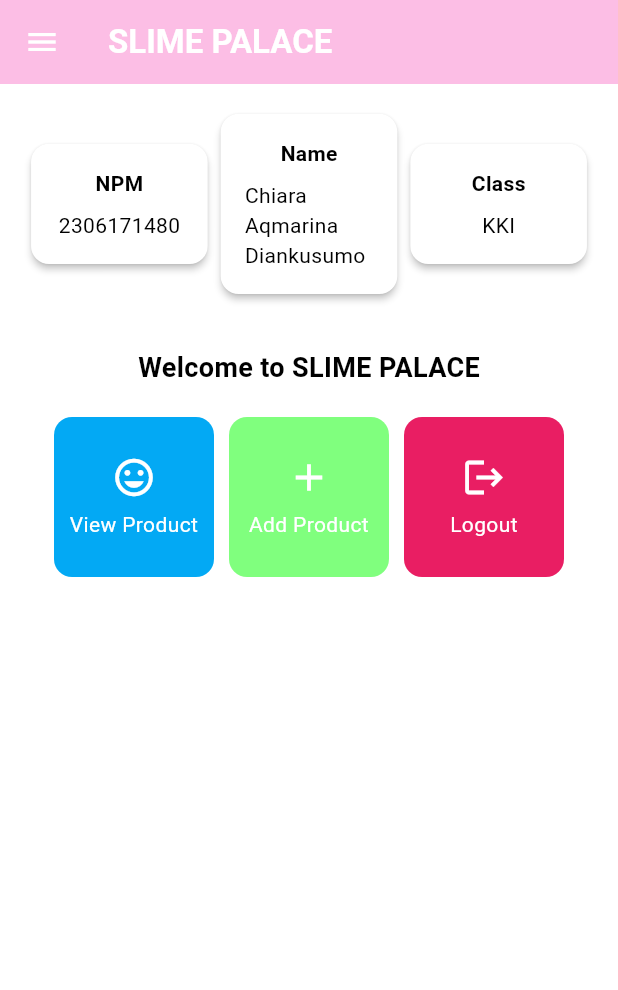
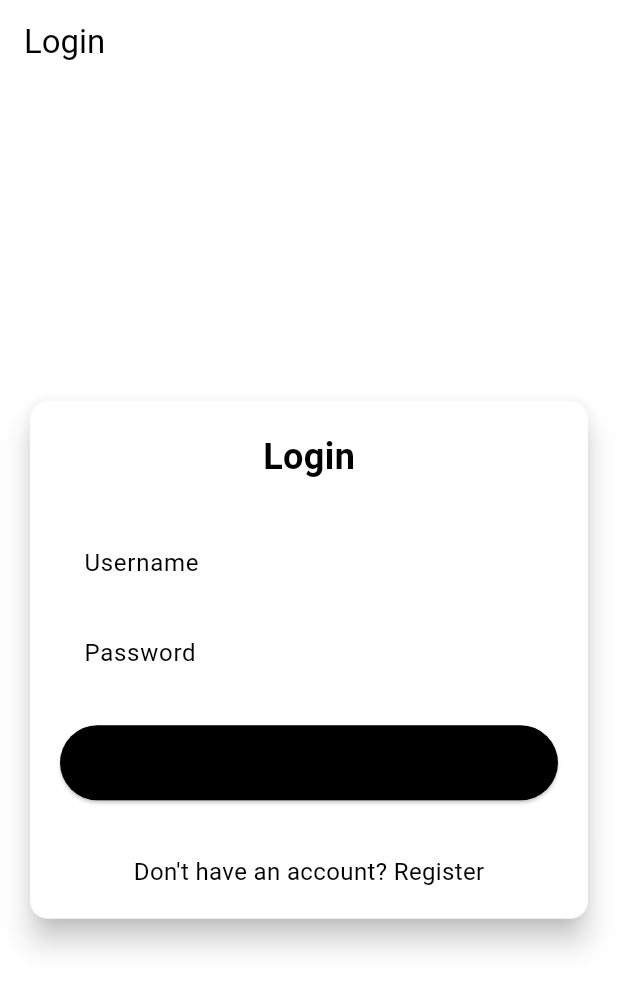
Before and after one commit to caqqmarina/E-commerce-mobile-app, a Flutter app: the screen it shows after launch, on a phone screen of 412 x 824 dp. Shown: the top 990 px of the screen. Run offline on Flutter 3.47's test engine with Material 3 defaults, Android fonts, the phone set to English and light mode, and no system bars; missing offline and left inert: pbp_django_auth.

Commit message:
Assignment 8 added register, login, and product entry list screens

```diff
--- a/lib/main.dart
+++ b/lib/main.dart
@@ -1,5 +1,8 @@
 import 'package:flutter/material.dart';
-import 'package:ecommerce_app/screens/menu.dart';
+import 'package:pbp_django_auth/pbp_django_auth.dart';
+import 'package:provider/provider.dart';
+
+import 'screens/login.dart';
 
 void main() {
   runApp(const MyApp());
@@ -8,18 +11,26 @@ void main() {
 class MyApp extends StatelessWidget {
   const MyApp({super.key});
 
+  // This widget is the root of your application.
   @override
   Widget build(BuildContext context) {
-    return MaterialApp(
-      title: 'Slime Palace',
+    return Provider(
+      create: (_) {
+        CookieRequest request = CookieRequest();
+        return request;
+      },
+    child: MaterialApp(
+      title: 'SLIME PALACE',
+      debugShowCheckedModeBanner: false,
       theme: ThemeData(
-        colorScheme: ColorScheme.fromSwatch(
-          primarySwatch: Colors.pink,
-        ).copyWith(
-          secondary: const Color.fromARGB(255, 252, 190, 229),
-        ),
+      colorScheme: ColorScheme.fromSwatch().copyWith(
+        primary: Colors.black,
+        secondary: Colors.grey[900],
       ),
-      home: MyHomePage(),
+        useMaterial3: true,
+      ),
+      home: LoginPage(),
+    ),
     );
   }
 }
--- /dev/null
+++ b/lib/screens/login.dart
@@ -0,0 +1,179 @@
+import 'package:ecommerce_app/screens/menu.dart';
+import 'package:ecommerce_app/screens/register.dart';
+import 'package:flutter/material.dart';
+import 'package:pbp_django_auth/pbp_django_auth.dart';
+import 'package:provider/provider.dart';
+// TODO: Import RegisterPage later
+
+void main() {
+  runApp(const LoginApp());
+}
+
+class LoginApp extends StatelessWidget {
+  const LoginApp({super.key});
+
+  @override
+  Widget build(BuildContext context) {
+    return MaterialApp(
+      title: 'Login',
+      theme: ThemeData(
+        useMaterial3: true,
+        colorScheme: ColorScheme.fromSwatch(
+          primarySwatch: Colors.deepPurple,
+        ).copyWith(secondary: Colors.deepPurple[400]),
+      ),
+      home: const LoginPage(),
+    );
+  }
+}
+
+class LoginPage extends StatefulWidget {
+  const LoginPage({super.key});
+
+  @override
+  State<LoginPage> createState() => _LoginPageState();
+}
+
+class _LoginPageState extends State<LoginPage> {
+  final TextEditingController _usernameController = TextEditingController();
+  final TextEditingController _passwordController = TextEditingController();
+
+  @override
+  Widget build(BuildContext context) {
+    final request = context.watch<CookieRequest>();
+
+    return Scaffold(
+      appBar: AppBar(
+        title: const Text('Login'),
+      ),
+      body: Center(
+        child: SingleChildScrollView(
+          padding: const EdgeInsets.all(16.0),
+          child: Card(
+            elevation: 8,
+            shape: RoundedRectangleBorder(
+              borderRadius: BorderRadius.circular(12.0),
+            ),
+            child: Padding(
+              padding: const EdgeInsets.all(20.0),
+              child: Column(
+                mainAxisSize: MainAxisSize.min,
+                children: [
+                  const Text(
+                    'Login',
+                    style: TextStyle(
+                      fontSize: 24.0,
+                      fontWeight: FontWeight.bold,
+                    ),
+                  ),
+                  const SizedBox(height: 30.0),
+                  TextField(
+                    controller: _usernameController,
+                    decoration: const InputDecoration(
+                      labelText: 'Username',
+                      hintText: 'Enter your username',
+                      border: OutlineInputBorder(
+                        borderRadius: BorderRadius.all(Radius.circular(12.0)),
+                      ),
+                      contentPadding:
+                          EdgeInsets.symmetric(horizontal: 12.0, vertical: 8.0),
+                    ),
+                  ),
+                  const SizedBox(height: 12.0),
+                  TextField(
+                    controller: _passwordController,
+                    decoration: const InputDecoration(
+                      labelText: 'Password',
+                      hintText: 'Enter your password',
+                      border: OutlineInputBorder(
+                        borderRadius: BorderRadius.all(Radius.circular(12.0)),
+                      ),
+                      contentPadding:
+                          EdgeInsets.symmetric(horizontal: 12.0, vertical: 8.0),
+                    ),
+                    obscureText: true,
+                  ),
+                  const SizedBox(height: 24.0),
+                  ElevatedButton(
+                    onPressed: () async {
+                      String username = _usernameController.text;
+                      String password = _passwordController.text;
+
+                      // Check credentials
+                      final response = await request
+                          .login("http://localhost:8000/auth/login/", {
+                        'username': username,
+                        'password': password,
+                      });
+
+                      if (request.loggedIn) {
+                        String message = response['message'];
+                        String uname = response['username'];
+                        if (context.mounted) {
+                          Navigator.pushReplacement(
+                            context,
+                            MaterialPageRoute(
+                                builder: (context) => MyHomePage()),
+                          );
+                          ScaffoldMessenger.of(context)
+                            ..hideCurrentSnackBar()
+                            ..showSnackBar(
+                              SnackBar(
+                                  content:
+                                      Text("$message Welcome, $uname.")),
+                            );
+                        }
+                      } else {
+                        if (context.mounted) {
+                          showDialog(
+                            context: context,
+                            builder: (context) => AlertDialog(
+                              title: const Text('Login Failed'),
+                              content: Text(response['message']),
+                              actions: [
+                                TextButton(
+                                  child: const Text('OK'),
+                                  onPressed: () {
+                                    Navigator.pop(context);
+                                  },
+                                ),
+                              ],
+                            ),
+                          );
+                        }
+                      }
+                    },
+                    style: ElevatedButton.styleFrom(
+                      foregroundColor: const Color.fromARGB(255, 255, 217, 252),
+                      minimumSize: Size(double.infinity, 50),
+                      backgroundColor: Theme.of(context).colorScheme.primary,
+                      padding: const EdgeInsets.symmetric(vertical: 16.0),
+                    ),
+                    // child: const Text('Login'),
+                  ),
+                  const SizedBox(height: 36.0),
+                  GestureDetector(
+                    onTap: () {
+                      Navigator.push(
+                        context,
+                        MaterialPageRoute(
+                            builder: (context) => const RegisterPage()),
+                      );
+                    },
+                    child: Text(
+                      'Don\'t have an account? Register',
+                      style: TextStyle(
+                        color: Theme.of(context).colorScheme.primary,
+                        fontSize: 16.0,
+                      ),
+                    ),
+                  ),
+                ],
+              ),
+            ),
+          ),
+        ),
+      ),
+    );
+  }
+}
--- a/lib/screens/menu.dart
+++ b/lib/screens/menu.dart
@@ -14,7 +14,7 @@ class MyHomePage extends StatelessWidget {
      ];
   MyHomePage({super.key});
 
-    @override
+     @override
   Widget build(BuildContext context) {
     // Scaffold provides the basic structure of the page with the AppBar and body.
     return Scaffold(
```
Also changed, not shown: lib/models/product_entry.dart (added, +61 -0 lines), lib/screens/list_productentry.dart (added, +87 -0 lines), lib/screens/productentry_form.dart (+39 -33 lines), lib/screens/register.dart (added, +163 -0 lines), lib/widgets/left_drawer.dart (+24 -7 lines), lib/widgets/product_card.dart (+37 -6 lines), pubspec.yaml (+5 -8 lines), pubspec.lock, 2 other files.
